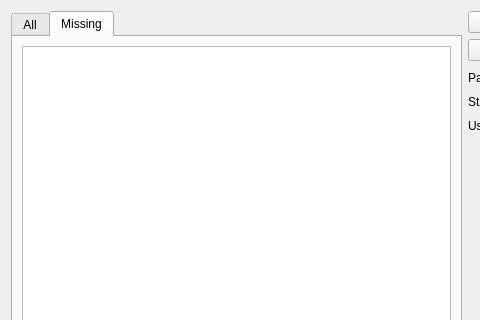
Old version of the form OTModules/wVerifyMap/wdgtab.ui in the repository pietr26/OMSI-Tools; both pictures show x 0 to 480 and y 0 to 320 of the 930 by 557 pixel window.
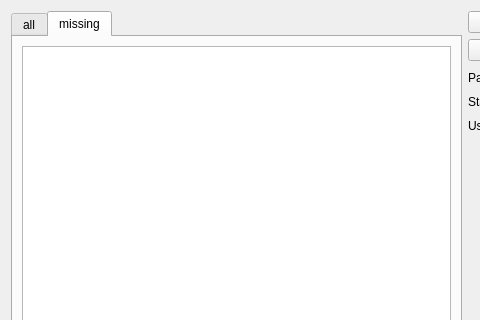
New version of the form. Icons and pictures are not drawn.

Commit message: Added functionality for "path" field

```diff
--- a/OTModules/wVerifyMap/wdgtab.ui
+++ b/OTModules/wVerifyMap/wdgtab.ui
@@ -21,7 +21,7 @@
      </property>
      <widget class="QWidget" name="tabAll">
       <attribute name="title">
-       <string>All</string>
+       <string>all</string>
       </attribute>
       <layout class="QVBoxLayout" name="verticalLayout">
        <item>
@@ -65,7 +65,7 @@
      </widget>
      <widget class="QWidget" name="tabMissing">
       <attribute name="title">
-       <string>Missing</string>
+       <string notr="true">missing</string>
       </attribute>
       <layout class="QVBoxLayout" name="verticalLayout_2">
        <item>
```
Left out of the diff: 3 changed lines with no effect on the pictures. The commit also changes 2 other files.
